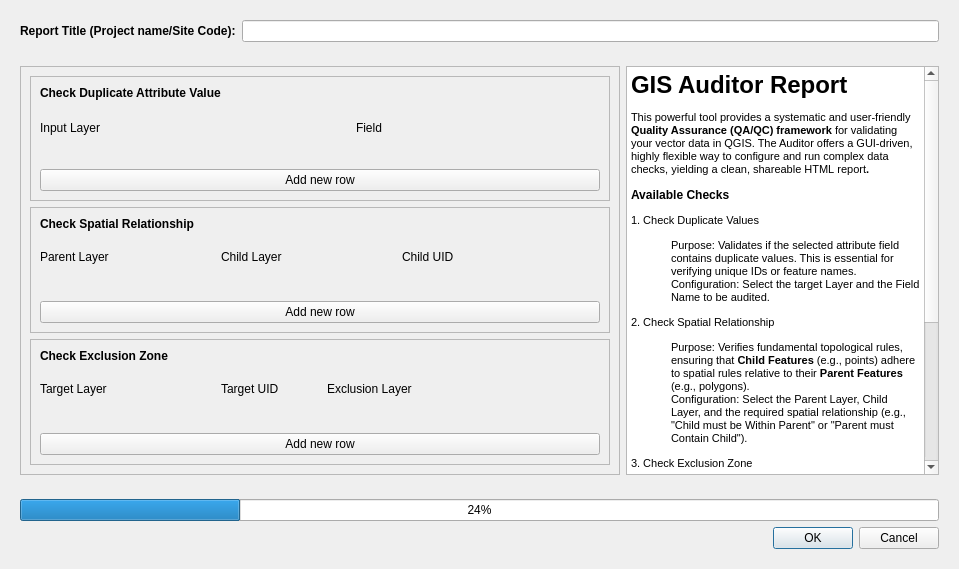
Qt form gis_auditor_report_dialog_base.ui (leiding06/gis-auditor-report) before a commit.
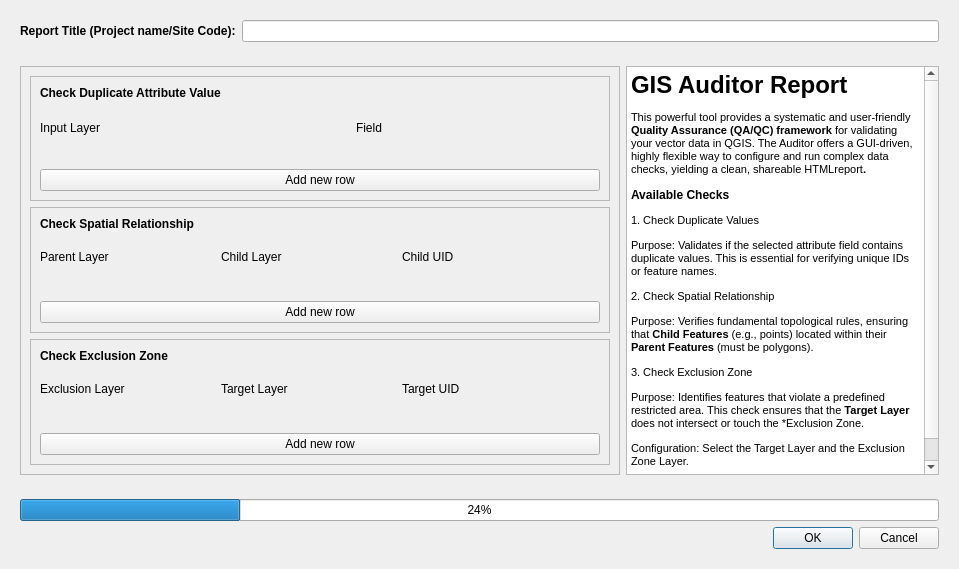
The same form after that commit.

Commit message: Finished report code and HTML fomatting

What changed in the file:
```diff
--- a/gis_auditor_report_dialog_base.ui
+++ b/gis_auditor_report_dialog_base.ui
@@ -46,21 +46,16 @@
 p, li { white-space: pre-wrap; }
 &lt;/style&gt;&lt;/head&gt;&lt;body style=&quot; font-family:'MS Shell Dlg 2'; font-size:8.25pt; font-weight:400; font-style:normal;&quot;&gt;
 &lt;h1 style=&quot; margin-top:18px; margin-bottom:12px; margin-left:0px; margin-right:0px; -qt-block-indent:0; text-indent:0px;&quot;&gt;&lt;span style=&quot; font-size:xx-large; font-weight:600;&quot;&gt;GIS Auditor Report&lt;/span&gt;&lt;/h1&gt;
-&lt;p style=&quot; margin-top:12px; margin-bottom:12px; margin-left:0px; margin-right:0px; -qt-block-indent:0; text-indent:0px;&quot;&gt;This powerful tool provides a systematic and user-friendly &lt;span style=&quot; font-weight:600;&quot;&gt;Quality Assurance (QA/QC) framework&lt;/span&gt; for validating your vector data in QGIS. The Auditor offers a GUI-driven, highly flexible way to configure and run complex data checks, yielding a clean, shareable HTML&lt;span style=&quot; font-weight:600;&quot;&gt; &lt;/span&gt;report&lt;span style=&quot; font-weight:600;&quot;&gt;.&lt;/span&gt;&lt;/p&gt;
+&lt;p style=&quot; margin-top:12px; margin-bottom:12px; margin-left:0px; margin-right:0px; -qt-block-indent:0; text-indent:0px;&quot;&gt;This powerful tool provides a systematic and user-friendly &lt;span style=&quot; font-weight:600;&quot;&gt;Quality Assurance (QA/QC) framework&lt;/span&gt; for validating your vector data in QGIS. The Auditor offers a GUI-driven, highly flexible way to configure and run complex data checks, yielding a clean, shareable HTMLreport&lt;span style=&quot; font-weight:600;&quot;&gt;.&lt;/span&gt;&lt;/p&gt;
 &lt;h4 style=&quot; margin-top:12px; margin-bottom:12px; margin-left:0px; margin-right:0px; -qt-block-indent:0; text-indent:0px;&quot;&gt;&lt;span style=&quot; font-size:medium; font-weight:600;&quot;&gt;Available Checks&lt;/span&gt;&lt;/h4&gt;
 &lt;p style=&quot; margin-top:12px; margin-bottom:12px; margin-left:0px; margin-right:0px; -qt-block-indent:0; text-indent:0px;&quot;&gt;1. Check Duplicate Values&lt;/p&gt;
-&lt;p style=&quot; margin-top:0px; margin-bottom:0px; margin-left:0px; margin-right:0px; -qt-block-indent:1; text-indent:0px;&quot;&gt;Purpose: Validates if the selected attribute field contains duplicate values. This is essential for verifying unique IDs or feature names.            &lt;/p&gt;
-&lt;p style=&quot; margin-top:0px; margin-bottom:0px; margin-left:0px; margin-right:0px; -qt-block-indent:1; text-indent:0px;&quot;&gt;Configuration: Select the target Layer and the Field Name to be audited.                &lt;/p&gt;
-&lt;p style=&quot; margin-top:12px; margin-bottom:12px; margin-left:0px; margin-right:0px; -qt-block-indent:0; text-indent:0px;&quot;&gt;&lt;span style=&quot; font-size:8pt;&quot;&gt;2. Check Spatial Relationship&lt;/span&gt;&lt;/p&gt;
-&lt;p style=&quot; margin-top:0px; margin-bottom:0px; margin-left:0px; margin-right:0px; -qt-block-indent:1; text-indent:0px;&quot;&gt;Purpose: Verifies fundamental topological rules, ensuring that &lt;span style=&quot; font-weight:600;&quot;&gt;Child Features&lt;/span&gt; (e.g., points) adhere to spatial rules relative to their &lt;span style=&quot; font-weight:600;&quot;&gt;Parent Features&lt;/span&gt; (e.g., polygons).            &lt;/p&gt;
-&lt;p style=&quot; margin-top:0px; margin-bottom:0px; margin-left:0px; margin-right:0px; -qt-block-indent:1; text-indent:0px;&quot;&gt;Configuration: Select the Parent Layer, Child Layer, and the required spatial relationship (e.g., &amp;quot;Child must be Within Parent&amp;quot; or &amp;quot;Parent must Contain Child&amp;quot;).                &lt;/p&gt;
-&lt;p style=&quot; margin-top:12px; margin-bottom:12px; margin-left:0px; margin-right:0px; -qt-block-indent:0; text-indent:0px;&quot;&gt;&lt;span style=&quot; font-size:8pt;&quot;&gt;3. Check Exclusion Zone&lt;/span&gt;&lt;/p&gt;
-&lt;p style=&quot; margin-top:0px; margin-bottom:12px; margin-left:0px; margin-right:0px; -qt-block-indent:0; text-indent:0px;&quot;&gt; Purpose: Identifies features that violate a predefined restricted area. This check ensures that the &lt;span style=&quot; font-weight:600;&quot;&gt;Target Layer&lt;/span&gt; does not intersect or touch the *Exclusion Zone. &lt;/p&gt;
-&lt;p style=&quot; margin-top:0px; margin-bottom:0px; margin-left:0px; margin-right:0px; -qt-block-indent:1; text-indent:0px;&quot;&gt;Configuration: Select the Target Layer and the Exclusion Zone Layer.            &lt;/p&gt;
-&lt;h4 style=&quot; margin-top:12px; margin-bottom:12px; margin-left:0px; margin-right:0px; -qt-block-indent:0; text-indent:0px;&quot;&gt;&lt;span style=&quot; font-size:medium; font-weight:600;&quot;&gt;Usage Instructions&lt;/span&gt;&lt;/h4&gt;
-&lt;ol style=&quot;margin-top: 0px; margin-bottom: 0px; margin-left: 0px; margin-right: 0px; -qt-list-indent: 1;&quot;&gt;&lt;li style=&quot;&quot; style=&quot; margin-top:12px; margin-bottom:0px; margin-left:0px; margin-right:0px; -qt-block-indent:0; text-indent:0px;&quot;&gt;&lt;span style=&quot; font-weight:600;&quot;&gt;Add Configuration:&lt;/span&gt; Click the &lt;span style=&quot; font-weight:600;&quot;&gt;Add one row&lt;/span&gt; button under the desired check type to add a configuration row.    &lt;/li&gt;
-&lt;li style=&quot;&quot; style=&quot; margin-top:0px; margin-bottom:0px; margin-left:0px; margin-right:0px; -qt-block-indent:0; text-indent:0px;&quot;&gt;&lt;span style=&quot; font-weight:600;&quot;&gt;Configure Parameters:&lt;/span&gt; Select the required &lt;span style=&quot; font-weight:600;&quot;&gt;Layer&lt;/span&gt; and &lt;span style=&quot; font-weight:600;&quot;&gt;Field/Relationship&lt;/span&gt; parameters for the new row.    &lt;/li&gt;
-&lt;li style=&quot;&quot; style=&quot; margin-top:0px; margin-bottom:12px; margin-left:0px; margin-right:0px; -qt-block-indent:0; text-indent:0px;&quot;&gt;&lt;span style=&quot; font-weight:600;&quot;&gt;Run Audit:&lt;/span&gt; Click the &lt;span style=&quot; font-weight:600;&quot;&gt;Run&lt;/span&gt; button at the bottom right. The plugin will execute all configured checks.&lt;/li&gt;&lt;/ol&gt;&lt;/body&gt;&lt;/html&gt;</string>
+&lt;p style=&quot; margin-top:12px; margin-bottom:12px; margin-left:0px; margin-right:0px; -qt-block-indent:0; text-indent:0px;&quot;&gt;Purpose: Validates if the selected attribute field contains duplicate values. This is essential for verifying unique IDs or feature names. &lt;/p&gt;
+&lt;p style=&quot; margin-top:12px; margin-bottom:12px; margin-left:0px; margin-right:0px; -qt-block-indent:0; text-indent:0px;&quot;&gt;2. Check Spatial Relationship&lt;/p&gt;
+&lt;p style=&quot; margin-top:12px; margin-bottom:12px; margin-left:0px; margin-right:0px; -qt-block-indent:0; text-indent:0px;&quot;&gt;Purpose: Verifies fundamental topological rules, ensuring that &lt;span style=&quot; font-weight:600;&quot;&gt;Child Features&lt;/span&gt; (e.g., points) located within their &lt;span style=&quot; font-weight:600;&quot;&gt;Parent Features&lt;/span&gt; (must be polygons). &lt;/p&gt;
+&lt;p style=&quot; margin-top:12px; margin-bottom:12px; margin-left:0px; margin-right:0px; -qt-block-indent:0; text-indent:0px;&quot;&gt;3. Check Exclusion Zone&lt;/p&gt;
+&lt;p style=&quot; margin-top:12px; margin-bottom:12px; margin-left:0px; margin-right:0px; -qt-block-indent:0; text-indent:0px;&quot;&gt;Purpose: Identifies features that violate a predefined restricted area. This check ensures that the &lt;span style=&quot; font-weight:600;&quot;&gt;Target Layer&lt;/span&gt; does not intersect or touch the *Exclusion Zone. &lt;/p&gt;
+&lt;p style=&quot; margin-top:12px; margin-bottom:12px; margin-left:0px; margin-right:0px; -qt-block-indent:0; text-indent:0px;&quot;&gt;Configuration: Select the Target Layer and the Exclusion Zone Layer. &lt;/p&gt;
+&lt;h4 style=&quot; margin-top:12px; margin-bottom:12px; margin-left:0px; margin-right:0px; -qt-block-indent:0; text-indent:0px;&quot;&gt;&lt;span style=&quot; font-size:medium; font-weight:600;&quot;&gt;Usage Instructions&lt;/span&gt;&lt;/h4&gt;&lt;/body&gt;&lt;/html&gt;</string>
         </property>
        </widget>
       </item>
@@ -118,7 +113,7 @@
               <layout class="QVBoxLayout" name="exclusionCheckContent" stretch="5,90,0,5">
                <item>
                 <widget class="QWidget" name="labelExclusionWidget" native="true">
-                 <layout class="QHBoxLayout" name="horizontalLayout_3" stretch="25,25,25,0">
+                 <layout class="QHBoxLayout" name="horizontalLayout_3" stretch="0,25,25,0">
                   <property name="leftMargin">
                    <number>0</number>
                   </property>
@@ -128,6 +123,25 @@
                   <property name="bottomMargin">
                    <number>0</number>
                   </property>
+                  <item>
+                   <widget class="QLabel" name="exclusionLayerLabel">
+                    <property name="minimumSize">
+                     <size>
+                      <width>175</width>
+                      <height>0</height>
+                     </size>
+                    </property>
+                    <property name="maximumSize">
+                     <size>
+                      <width>175</width>
+                      <height>16777215</height>
+                     </size>
+                    </property>
+                    <property name="text">
+                     <string>Exclusion Layer</string>
+                    </property>
+                   </widget>
+                  </item>
                   <item>
                    <widget class="QLabel" name="targetLayerLabel">
                     <property name="maximumSize">
@@ -145,7 +159,7 @@
                    <widget class="QLabel" name="targetLayerUID">
                     <property name="maximumSize">
                      <size>
-                      <width>100</width>
+                      <width>80</width>
                       <height>16777215</height>
                      </size>
                     </property>
@@ -154,19 +168,6 @@
                     </property>
                    </widget>
                   </item>
-                  <item>
-                   <widget class="QLabel" name="exclusionLayerLabel">
-                    <property name="maximumSize">
-                     <size>
-                      <width>180</width>
-                      <height>16777215</height>
-                     </size>
-                    </property>
-                    <property name="text">
-                     <string>Exclusion Layer</string>
-                    </property>
-                   </widget>
-                  </item>
                   <item>
                    <spacer name="horizontalSpacer_2">
                     <property name="orientation">
```
The commit also changes 6 other files.
